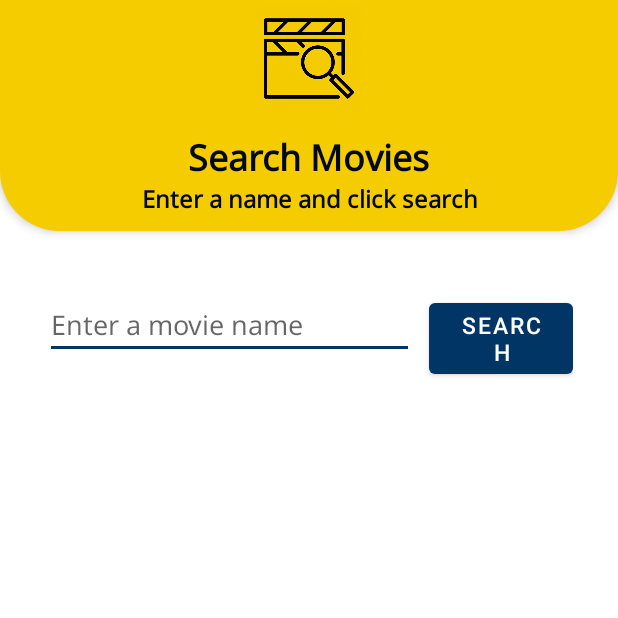
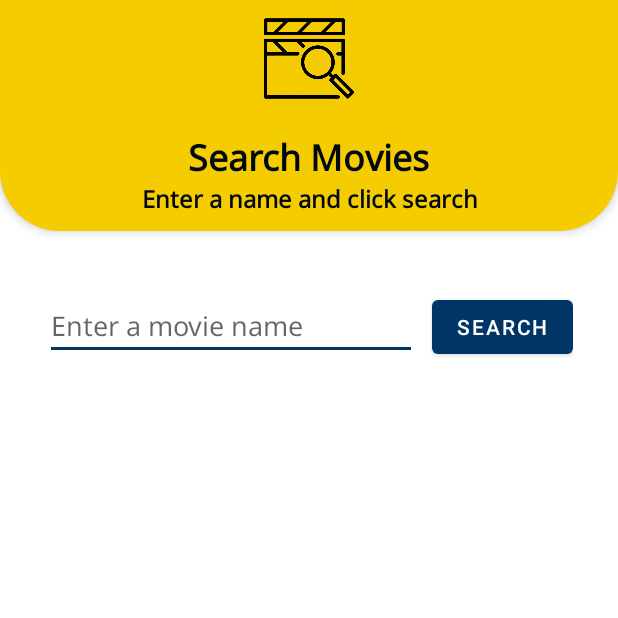
Before and after one commit to Hirunz/MAD-CW2, an Android app: the SearchMovie screen opened directly, with no data from a screen before it, after a tap on "SEARCH", on a phone screen of 412 x 824 dp, the top half of it. Run offline under Robolectric (Android 15) with nearby library versions, the light colour scheme and no system bars.

Commit message:
search activity is complete

```diff
--- a/CW2/app/src/main/java/com/hirunz2000/cw2/SearchMovie.java
+++ b/CW2/app/src/main/java/com/hirunz2000/cw2/SearchMovie.java
@@ -22,6 +22,7 @@ import java.util.Collections;
 public class SearchMovie extends AppCompatActivity {
     private static String LOG_TAG = SearchMovie.class.getSimpleName();
 
+    // array lists to store all movies and searched movies
     private ArrayList<Movie> searchedMovies =new ArrayList<>();
     private ArrayList<Movie> movies;
 
@@ -32,9 +33,11 @@ public class SearchMovie extends AppCompatActivity {
         super.onCreate(savedInstanceState);
         setContentView(R.layout.activity_search_movie);
 
+        //  remove actionbar
         ActionBar actionBar = getSupportActionBar();
         actionBar.hide();
 
+        // get all movies
         movies = database.getMovies();
 
     }
@@ -43,7 +46,14 @@ public class SearchMovie extends AppCompatActivity {
         EditText et = findViewById(R.id.search_EditText);
         String searchText = et.getText().toString().toLowerCase();
         Log.d(LOG_TAG, searchText);
+        // clear the searched movies before searching
         searchedMovies.clear();
+
+        new Thread(new Runnable() {
+            @Override
+            public void run() {
+                // find the movies which has the user input in movie title, director or actors
+                // then add it to the searched movies list
                 for (Movie m: movies){
 
                     if (m.getTitle().toLowerCase().contains(searchText) ||
@@ -56,7 +66,17 @@ public class SearchMovie extends AppCompatActivity {
 
                 }
 
+                runOnUiThread(new Runnable() {
+                    @Override
+                    public void run() {
+                        // update the ui
                         displayMovies();
+                    }
+                });
+            }
+        }).start();
+
+
     }
 
 
@@ -68,10 +88,17 @@ public class SearchMovie extends AppCompatActivity {
                 runOnUiThread(new Runnable() {
                     @Override
                     public void run() {
+                        // if there are no movies
                         if (searchedMovies == null || searchedMovies.isEmpty()){
                             Toast.makeText(getApplicationContext(),"No Movies Available !", Toast.LENGTH_SHORT).show();
                             return;
                         }
+                       /*
+                        * for each movie in the search
+                        * add the title to a textview
+                        * add textview to a card view
+                        * and display it.
+                        */
                         for (Movie m: searchedMovies){
                             CardView.LayoutParams cardParams = new  CardView.LayoutParams(CardView.LayoutParams.MATCH_PARENT, CardView.LayoutParams.MATCH_PARENT);
                             cardParams.setMargins(120,0,120,25);
@@ -92,10 +119,11 @@ public class SearchMovie extends AppCompatActivity {
                             tv.setTextSize(20);
                             tv.setTextColor(Color.parseColor("#000814"));
 
-
+                            // fonts
                             Typeface tf = ResourcesCompat.getFont(getApplicationContext(), R.font.noto_sans);
                             tv.setTypeface(tf);
                             tv.setGravity(Gravity.CENTER);
+                            tv.setPadding(10,10,10,10);
 
                             card.addView(tv);
 
--- a/CW2/app/src/main/res/layout/activity_search_movie.xml
+++ b/CW2/app/src/main/res/layout/activity_search_movie.xml
@@ -33,7 +33,8 @@
                     android:layout_width="72dp"
                     android:layout_height="78dp"
                     android:layout_gravity="center_horizontal"
-                    app:srcCompat="@drawable/search_bg" />
+                    app:srcCompat="@drawable/search_bg"
+                    android:contentDescription="@string/icon" />
 
                 <TextView
                     android:id="@+id/register_heading"
@@ -43,7 +44,7 @@
                     android:layout_marginTop="10dp"
                     android:fontFamily="@font/noto_sans"
                     android:gravity="center_horizontal"
-                    android:text="Search Movies"
+                    android:text="@string/search_movies"
                     android:textColor="@color/black"
                     android:textSize="24sp"
                     android:textStyle="bold" />
@@ -56,7 +57,7 @@
                     android:layout_marginBottom="10dp"
                     android:fontFamily="@font/noto_sans"
                     android:gravity="center_horizontal"
-                    android:text="Enter a name and click search"
+                    android:text="@string/enter_a_name_and_click_search"
                     android:textColor="@color/black"
                     android:textSize="16sp"
                     android:textStyle="bold" />
@@ -78,26 +79,27 @@
                     android:layout_weight="1"
                     android:ems="10"
                     android:fontFamily="@font/noto_sans"
-                    android:hint="Enter a movie name"
-                    android:inputType="textPersonName"
-                    android:textSize="18sp" />
+                    android:hint="@string/enter_a_movie_name"
+                    android:inputType="textCapSentences"
+                    android:textSize="18sp"
+                    android:autofillHints="" />
 
                 <Button
                     android:id="@+id/search_btnSearch"
                     android:layout_width="wrap_content"
                     android:layout_height="wrap_content"
-                    android:layout_marginLeft="10dp"
+                    android:layout_marginStart="10dp"
                     android:layout_weight="1"
-                    android:text="Search"
-                    android:textSize="15sp"
-                    android:onClick="onSearch"/>
+                    android:onClick="onSearch"
+                    android:text="@string/search"
+                    android:textSize="14sp" />
             </LinearLayout>
 
             <LinearLayout
                 android:id="@+id/search_linear_layout"
                 android:layout_width="match_parent"
                 android:layout_height="match_parent"
-                android:orientation="vertical"></LinearLayout>
+                android:orientation="vertical" />
 
         </LinearLayout>
     </ScrollView>
--- a/CW2/app/src/main/res/values/strings.xml
+++ b/CW2/app/src/main/res/values/strings.xml
@@ -26,10 +26,13 @@
     <string name="add_to_favourites">Add to Favourites</string>
     <string name="all_the_registered_movies_sorted_alphabetically">All the registered movies sorted alphabetically</string>
     <string name="all_movies">All Movies</string>
-    <string name="ratings">Ratings</string>
     <string name="pick_a_movie_and_click_imdb_button">Pick a movie and click IMDb button</string>
     <string name="image_of_the_movie">image of the movie</string>
     <string name="title">Title</string>
     <string name="rating1">Rating:</string>
     <string name="search_imdb">search IMDb</string>
+    <string name="search">Search</string>
+
+    <string name="enter_a_name_and_click_search">Enter a name and click search</string>
+
 </resources>
```
Lines whose indentation alone changed are shown as unchanged.
